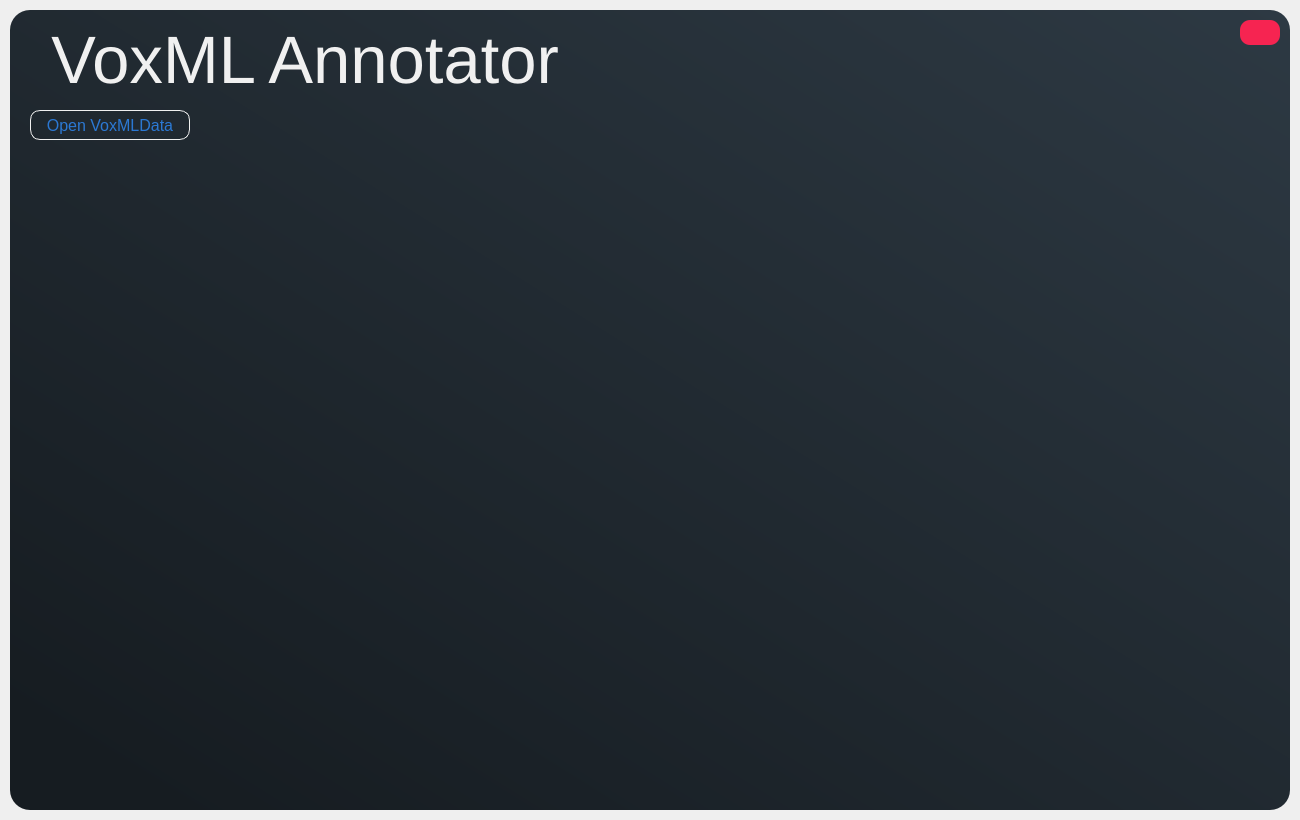
Above: voxml-framework/Scenes/UI/MainVoxMLWindow.ui from lukasgeis/text2scene before the change. Below: the same form after it.
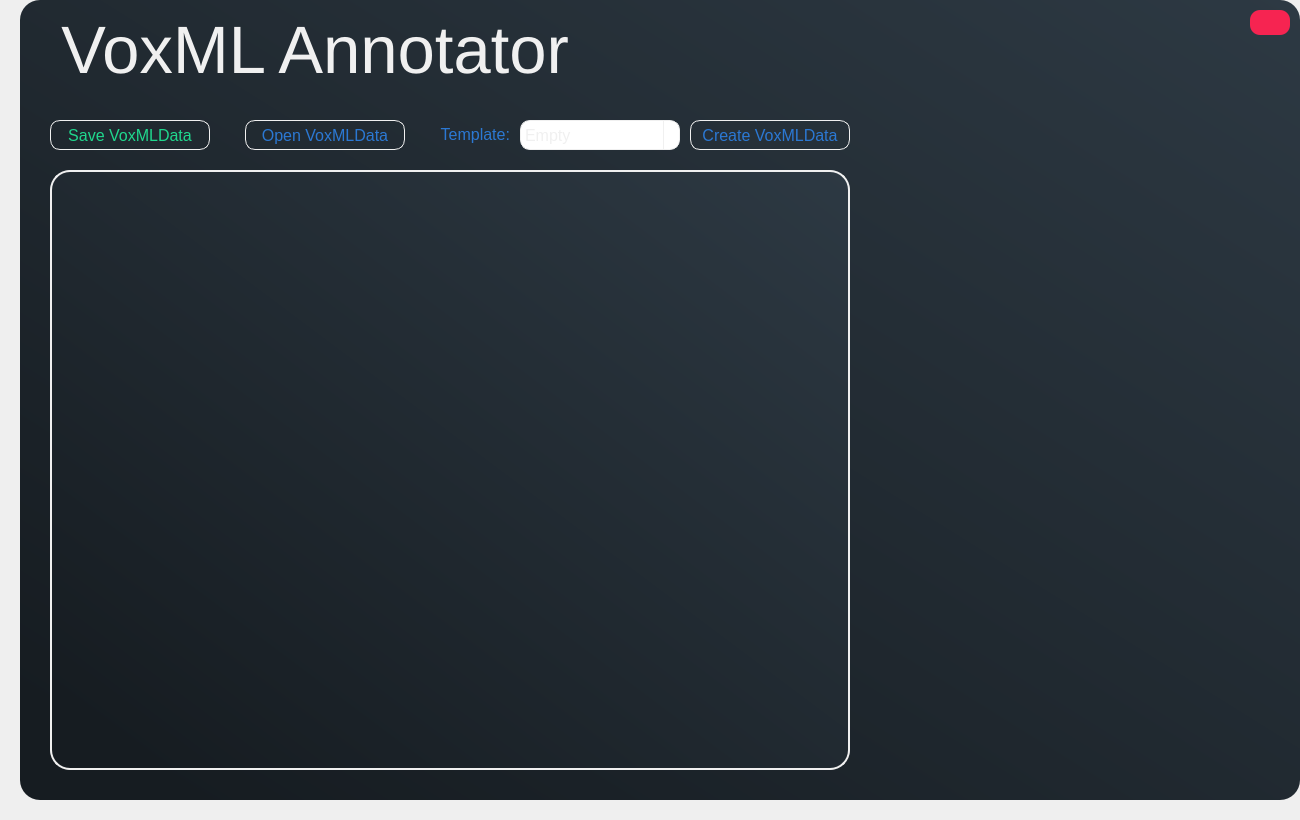
That is the form after the change.

Commit message: ComboBox Styling etc

```diff
--- a/voxml-framework/Scenes/UI/MainVoxMLWindow.ui
+++ b/voxml-framework/Scenes/UI/MainVoxMLWindow.ui
@@ -17,8 +17,8 @@
    <widget class="QFrame" name="backgroundFrame">
     <property name="geometry">
      <rect>
-      <x>10</x>
-      <y>10</y>
+      <x>20</x>
+      <y>0</y>
       <width>1280</width>
       <height>800</height>
      </rect>
@@ -30,9 +30,15 @@
      </sizepolicy>
     </property>
     <property name="styleSheet">
-     <string notr="true">QFrame {
-	background-color: qlineargradient(spread:pad, x1:0.063, y1:0.937318, x2:1, y2:0, stop:0 rgba(22,28,33,255), stop:1 rgba(45,57,67,255));
+     <string notr="true">QFrame#backgroundFrame {
 	border-radius: 20px;
+	border: None;
+}
+
+QFrame {
+	background-color: qlineargradient(spread:pad, x1:0.063, y1:0.937318, x2:1, y2:0, stop:0 rgba(22,28,33,255), stop:1 rgba(45,57,67,255));
+	color: #f0f0f0;
+	border: 1px solid #f0f0f0;
 }</string>
     </property>
     <property name="frameShape">
@@ -95,6 +101,7 @@
 	border-radius: 0px;
 	background-color: None;
 	color: #f0f0f0;
+	border: None;
 }</string>
      </property>
      <property name="text">
@@ -107,8 +114,8 @@
     <widget class="QPushButton" name="openVoxMLDataButton">
      <property name="geometry">
       <rect>
-       <x>20</x>
-       <y>100</y>
+       <x>225</x>
+       <y>120</y>
        <width>160</width>
        <height>30</height>
       </rect>
@@ -126,7 +133,8 @@
      </property>
      <property name="styleSheet">
       <string notr="true">QPushButton {
-	background-color: None;
+	background-color:  qlineargradient(x1: 0, y1: 0, x2: 0, y2: 1,
+                                 stop: 0 #161c21, stop: 1.0 #2d3943);
 	border-radius: 10px;
 	border: 1px solid #f0f0f0;
 	color: #2b78d3;
@@ -140,6 +148,236 @@
       <string>Open VoxMLData</string>
      </property>
     </widget>
+    <widget class="QFrame" name="frame">
+     <property name="geometry">
+      <rect>
+       <x>30</x>
+       <y>170</y>
+       <width>800</width>
+       <height>600</height>
+      </rect>
+     </property>
+     <property name="styleSheet">
+      <string notr="true">QFrame {
+	border: 2px solid #f0f0f0;
+	background-color: qlineargradient(spread:pad, x1:0.063, y1:0.937318, x2:1, y2:0, stop:0 rgba(22,28,33,255), stop:1 rgba(45,57,67,255));
+	border-radius: 20px;
+}
+</string>
+     </property>
+     <property name="frameShape">
+      <enum>QFrame::StyledPanel</enum>
+     </property>
+     <property name="frameShadow">
+      <enum>QFrame::Raised</enum>
+     </property>
+    </widget>
+    <widget class="QPushButton" name="createVoxMLButton">
+     <property name="geometry">
+      <rect>
+       <x>670</x>
+       <y>120</y>
+       <width>160</width>
+       <height>30</height>
+      </rect>
+     </property>
+     <property name="font">
+      <font>
+       <family>Segoe UI</family>
+       <pointsize>12</pointsize>
+       <weight>50</weight>
+       <italic>false</italic>
+       <bold>false</bold>
+       <underline>false</underline>
+       <strikeout>false</strikeout>
+      </font>
+     </property>
+     <property name="styleSheet">
+      <string notr="true">QPushButton {
+	background-color:  qlineargradient(x1: 0, y1: 0, x2: 0, y2: 1,
+                                 stop: 0 #161c21, stop: 1.0 #2d3943);
+	border-radius: 10px;
+	border: 1px solid #f0f0f0;
+	color: #2b78d3;
+}
+
+QPushButton::hover {
+	border: 2px solid #2b78d3;
+}</string>
+     </property>
+     <property name="text">
+      <string>Create VoxMLData</string>
+     </property>
+    </widget>
+    <widget class="QComboBox" name="templateChooser">
+     <property name="geometry">
+      <rect>
+       <x>500</x>
+       <y>120</y>
+       <width>160</width>
+       <height>30</height>
+      </rect>
+     </property>
+     <property name="font">
+      <font>
+       <family>Segoe UI</family>
+       <pointsize>12</pointsize>
+      </font>
+     </property>
+     <property name="styleSheet">
+      <string notr="true">QComboBox {
+    border: 1px solid #f0f0f0;
+    border-radius: 10px;
+	color: #f0f0f0;
+}
+
+QComboBox::hover {
+	border: 2px solid #2b78d3;
+}
+
+QComboBox:editable {
+    background: #f0f0f0;
+}
+
+QComboBox:!editable, QComboBox::drop-down:editable {
+     background: qlineargradient(x1: 0, y1: 0, x2: 0, y2: 1,
+                                 stop: 0 #161c21, stop: 1.0 #2d3943);
+}
+
+QComboBox:!editable:on, QComboBox::drop-down:editable:on {
+    background:  qlineargradient(x1: 0, y1: 0, x2: 0, y2: 1,
+                                 stop: 0 #161c21, stop: 1.0 #2d3943);
+}
+
+QComboBox:on { 
+    padding-top: 3px;
+    padding-left: 4px;
+}
+
+QComboBox::drop-down {
+    subcontrol-origin: padding;
+    subcontrol-position: top right;
+    width: 15px;
+
+    border-left-width: 1px;
+    border-left-color: #f0f0f0;
+    border-left-style: solid;
+    border-top-right-radius: 3px;
+    border-bottom-right-radius: 3px;
+}
+
+QComboBox::down-arrow:on { 
+    top: 1px;
+    left: 1px;
+}
+</string>
+     </property>
+     <property name="currentText">
+      <string>Empty</string>
+     </property>
+     <property name="currentIndex">
+      <number>0</number>
+     </property>
+     <property name="placeholderText">
+      <string/>
+     </property>
+     <item>
+      <property name="text">
+       <string>Empty</string>
+      </property>
+     </item>
+     <item>
+      <property name="text">
+       <string>Attribute</string>
+      </property>
+     </item>
+     <item>
+      <property name="text">
+       <string>Function</string>
+      </property>
+     </item>
+     <item>
+      <property name="text">
+       <string>Object</string>
+      </property>
+     </item>
+     <item>
+      <property name="text">
+       <string>Program</string>
+      </property>
+     </item>
+     <item>
+      <property name="text">
+       <string>Relation</string>
+      </property>
+     </item>
+    </widget>
+    <widget class="QLabel" name="label_2">
+     <property name="geometry">
+      <rect>
+       <x>390</x>
+       <y>120</y>
+       <width>100</width>
+       <height>28</height>
+      </rect>
+     </property>
+     <property name="font">
+      <font>
+       <family>Segoe UI</family>
+       <pointsize>12</pointsize>
+      </font>
+     </property>
+     <property name="styleSheet">
+      <string notr="true">QLabel {
+	background-color: None;
+	color: #2b78d3;
+	border: None;
+}</string>
+     </property>
+     <property name="text">
+      <string>Template:</string>
+     </property>
+     <property name="alignment">
+      <set>Qt::AlignRight|Qt::AlignTrailing|Qt::AlignVCenter</set>
+     </property>
+    </widget>
+    <widget class="QPushButton" name="saveVoxMLData">
+     <property name="geometry">
+      <rect>
+       <x>30</x>
+       <y>120</y>
+       <width>160</width>
+       <height>30</height>
+      </rect>
+     </property>
+     <property name="font">
+      <font>
+       <family>Segoe UI</family>
+       <pointsize>12</pointsize>
+       <weight>50</weight>
+       <italic>false</italic>
+       <bold>false</bold>
+       <underline>false</underline>
+       <strikeout>false</strikeout>
+      </font>
+     </property>
+     <property name="styleSheet">
+      <string notr="true">QPushButton {
+	background-color:  qlineargradient(x1: 0, y1: 0, x2: 0, y2: 1,
+                                 stop: 0 #161c21, stop: 1.0 #2d3943);
+	border-radius: 10px;
+	border: 1px solid #f0f0f0;
+	color: #1fd78d;
+}
+
+QPushButton::hover {
+	border: 2px solid #1fd78d;
+}</string>
+     </property>
+     <property name="text">
+      <string>Save VoxMLData</string>
+     </property>
+    </widget>
    </widget>
   </widget>
  </widget>
```
The commit also changes 3 other files.
